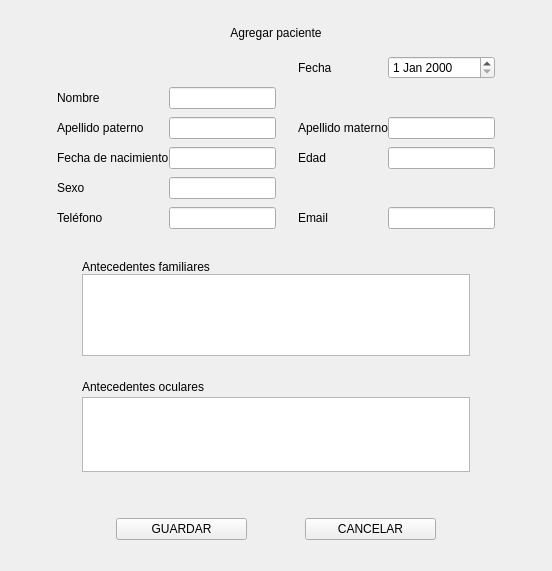
First picture: the form in Agregar_Paciente.ui, repository Matapuercos666/OPTICA, before the edit.
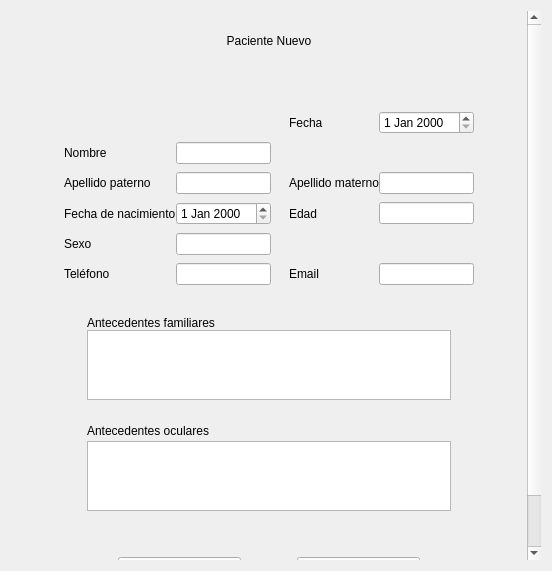
Second picture: the form after the edit.

```diff
--- a/Agregar_Paciente.ui
+++ b/Agregar_Paciente.ui
@@ -14,79 +14,42 @@
    <string>Agregar paciente</string>
   </property>
   <layout class="QGridLayout" name="gridLayout_2">
-   <item row="2" column="0" colspan="2">
-    <layout class="QGridLayout" name="Botones" columnstretch="4,5,2,5,4">
+   <item row="0" column="0">
+    <widget class="QScrollArea" name="scrollArea">
+     <property name="frameShape">
+      <enum>QFrame::Shape::NoFrame</enum>
+     </property>
+     <property name="frameShadow">
+      <enum>QFrame::Shadow::Plain</enum>
+     </property>
+     <property name="lineWidth">
+      <number>0</number>
+     </property>
+     <property name="widgetResizable">
+      <bool>true</bool>
+     </property>
+     <widget class="QWidget" name="scrollAreaWidgetContents">
+      <property name="geometry">
+       <rect>
+        <x>0</x>
+        <y>0</y>
+        <width>517</width>
+        <height>632</height>
+       </rect>
+      </property>
+      <layout class="QGridLayout" name="gridLayout_3">
      <property name="topMargin">
-      <number>25</number>
+        <number>20</number>
      </property>
      <property name="bottomMargin">
       <number>20</number>
      </property>
-     <item row="1" column="1">
-      <widget class="QPushButton" name="AGREGAR">
-       <property name="contextMenuPolicy">
-        <enum>Qt::ContextMenuPolicy::DefaultContextMenu</enum>
-       </property>
-       <property name="text">
-        <string>GUARDAR</string>
-       </property>
-       <property name="autoDefault">
-        <bool>false</bool>
-       </property>
-      </widget>
-     </item>
-     <item row="1" column="3">
-      <widget class="QPushButton" name="CANCELAR">
-       <property name="text">
-        <string>CANCELAR</string>
-       </property>
-       <property name="autoDefault">
-        <bool>false</bool>
-       </property>
-      </widget>
-     </item>
-     <item row="1" column="2">
-      <spacer name="horizontalSpacer_3">
-       <property name="orientation">
-        <enum>Qt::Orientation::Horizontal</enum>
-       </property>
-       <property name="sizeHint" stdset="0">
-        <size>
-         <width>40</width>
-         <height>20</height>
-        </size>
-       </property>
-      </spacer>
-     </item>
+       <item row="0" column="0">
+        <layout class="QGridLayout" name="gridLayout">
+         <property name="topMargin">
+          <number>0</number>
+         </property>
      <item row="1" column="0">
-      <spacer name="horizontalSpacer_5">
-       <property name="orientation">
-        <enum>Qt::Orientation::Horizontal</enum>
-       </property>
-       <property name="sizeHint" stdset="0">
-        <size>
-         <width>40</width>
-         <height>20</height>
-        </size>
-       </property>
-      </spacer>
-     </item>
-     <item row="1" column="4">
-      <spacer name="horizontalSpacer_4">
-       <property name="orientation">
-        <enum>Qt::Orientation::Horizontal</enum>
-       </property>
-       <property name="sizeHint" stdset="0">
-        <size>
-         <width>40</width>
-         <height>20</height>
-        </size>
-       </property>
-      </spacer>
-     </item>
-    </layout>
-   </item>
-   <item row="0" column="0" rowspan="2" colspan="2">
     <layout class="QGridLayout" name="Info_gral">
      <property name="leftMargin">
       <number>15</number>
@@ -103,7 +66,126 @@
      <property name="horizontalSpacing">
       <number>60</number>
      </property>
+           <item row="8" column="0">
+            <layout class="QGridLayout" name="gridLayout_12" columnstretch="1,7,1">
+             <property name="topMargin">
+              <number>15</number>
+             </property>
      <item row="1" column="0">
+              <spacer name="horizontalSpacer">
+               <property name="orientation">
+                <enum>Qt::Orientation::Horizontal</enum>
+               </property>
+               <property name="sizeHint" stdset="0">
+                <size>
+                 <width>40</width>
+                 <height>20</height>
+                </size>
+               </property>
+              </spacer>
+             </item>
+             <item row="0" column="1">
+              <widget class="QLabel" name="Antecedentes">
+               <property name="text">
+                <string>Antecedentes familiares</string>
+               </property>
+              </widget>
+             </item>
+             <item row="1" column="1">
+              <widget class="QTextEdit" name="ANTECEDENTES">
+               <property name="verticalScrollBarPolicy">
+                <enum>Qt::ScrollBarPolicy::ScrollBarAlwaysOff</enum>
+               </property>
+               <property name="horizontalScrollBarPolicy">
+                <enum>Qt::ScrollBarPolicy::ScrollBarAlwaysOff</enum>
+               </property>
+               <property name="sizeAdjustPolicy">
+                <enum>QAbstractScrollArea::SizeAdjustPolicy::AdjustToContentsOnFirstShow</enum>
+               </property>
+              </widget>
+             </item>
+             <item row="1" column="2">
+              <spacer name="horizontalSpacer_2">
+               <property name="orientation">
+                <enum>Qt::Orientation::Horizontal</enum>
+               </property>
+               <property name="sizeHint" stdset="0">
+                <size>
+                 <width>40</width>
+                 <height>20</height>
+                </size>
+               </property>
+              </spacer>
+             </item>
+            </layout>
+           </item>
+           <item row="9" column="0">
+            <layout class="QGridLayout" name="gridLayout_11" rowstretch="1,5" columnstretch="1,7,1">
+             <property name="topMargin">
+              <number>15</number>
+             </property>
+             <item row="1" column="1">
+              <widget class="QTextEdit" name="ANTECEDENTES_O">
+               <property name="verticalScrollBarPolicy">
+                <enum>Qt::ScrollBarPolicy::ScrollBarAlwaysOff</enum>
+               </property>
+               <property name="horizontalScrollBarPolicy">
+                <enum>Qt::ScrollBarPolicy::ScrollBarAlwaysOff</enum>
+               </property>
+               <property name="sizeAdjustPolicy">
+                <enum>QAbstractScrollArea::SizeAdjustPolicy::AdjustToContentsOnFirstShow</enum>
+               </property>
+               <property name="html">
+                <string>&lt;!DOCTYPE HTML PUBLIC &quot;-//W3C//DTD HTML 4.0//EN&quot; &quot;http://www.w3.org/TR/REC-html40/strict.dtd&quot;&gt;
+&lt;html&gt;&lt;head&gt;&lt;meta name=&quot;qrichtext&quot; content=&quot;1&quot; /&gt;&lt;meta charset=&quot;utf-8&quot; /&gt;&lt;style type=&quot;text/css&quot;&gt;
+p, li { white-space: pre-wrap; }
+hr { height: 1px; border-width: 0; }
+li.unchecked::marker { content: &quot;\2610&quot;; }
+li.checked::marker { content: &quot;\2612&quot;; }
+&lt;/style&gt;&lt;/head&gt;&lt;body style=&quot; font-family:'Segoe UI'; font-size:9pt; font-weight:400; font-style:normal;&quot;&gt;
+&lt;p align=&quot;justify&quot; style=&quot;-qt-paragraph-type:empty; margin-top:0px; margin-bottom:0px; margin-left:0px; margin-right:0px; -qt-block-indent:0; text-indent:0px;&quot;&gt;&lt;br /&gt;&lt;/p&gt;&lt;/body&gt;&lt;/html&gt;</string>
+               </property>
+               <property name="tabStopDistance">
+                <double>1.000000000000000</double>
+               </property>
+              </widget>
+             </item>
+             <item row="1" column="0">
+              <spacer name="horizontalSpacer_6">
+               <property name="orientation">
+                <enum>Qt::Orientation::Horizontal</enum>
+               </property>
+               <property name="sizeHint" stdset="0">
+                <size>
+                 <width>40</width>
+                 <height>20</height>
+                </size>
+               </property>
+              </spacer>
+             </item>
+             <item row="0" column="1">
+              <widget class="QLabel" name="AntecedentesO">
+               <property name="text">
+                <string>Antecedentes oculares</string>
+               </property>
+              </widget>
+             </item>
+             <item row="0" column="2">
+              <spacer name="horizontalSpacer_7">
+               <property name="orientation">
+                <enum>Qt::Orientation::Horizontal</enum>
+               </property>
+               <property name="sizeHint" stdset="0">
+                <size>
+                 <width>40</width>
+                 <height>20</height>
+                </size>
+               </property>
+              </spacer>
+             </item>
+            </layout>
+           </item>
+           <item row="7" column="0">
       <layout class="QGridLayout" name="gridLayout_10" columnstretch="1,4,5,1,4,5,1">
        <property name="sizeConstraint">
         <enum>QLayout::SizeConstraint::SetDefaultConstraint</enum>
@@ -213,9 +295,6 @@
          </property>
         </spacer>
        </item>
-       <item row="7" column="2">
-        <widget class="QLineEdit" name="NACIMIENTO"/>
-       </item>
        <item row="5" column="1">
         <widget class="QLabel" name="Nombre">
          <property name="enabled">
@@ -261,140 +340,145 @@
         </widget>
        </item>
        <item row="4" column="5">
-        <widget class="QDateEdit" name="dateEdit"/>
-       </item>
-      </layout>
-     </item>
-     <item row="3" column="0">
-      <layout class="QGridLayout" name="gridLayout_11" rowstretch="1,5" columnstretch="1,7,1">
-       <property name="topMargin">
-        <number>15</number>
-       </property>
-       <item row="1" column="1">
-        <widget class="QTextEdit" name="ANTECEDENTES_O">
-         <property name="verticalScrollBarPolicy">
-          <enum>Qt::ScrollBarPolicy::ScrollBarAlwaysOff</enum>
-         </property>
-         <property name="horizontalScrollBarPolicy">
-          <enum>Qt::ScrollBarPolicy::ScrollBarAlwaysOff</enum>
-         </property>
-         <property name="sizeAdjustPolicy">
-          <enum>QAbstractScrollArea::SizeAdjustPolicy::AdjustToContentsOnFirstShow</enum>
-         </property>
-         <property name="html">
-          <string>&lt;!DOCTYPE HTML PUBLIC &quot;-//W3C//DTD HTML 4.0//EN&quot; &quot;http://www.w3.org/TR/REC-html40/strict.dtd&quot;&gt;
-&lt;html&gt;&lt;head&gt;&lt;meta name=&quot;qrichtext&quot; content=&quot;1&quot; /&gt;&lt;meta charset=&quot;utf-8&quot; /&gt;&lt;style type=&quot;text/css&quot;&gt;
-p, li { white-space: pre-wrap; }
-hr { height: 1px; border-width: 0; }
-li.unchecked::marker { content: &quot;\2610&quot;; }
-li.checked::marker { content: &quot;\2612&quot;; }
-&lt;/style&gt;&lt;/head&gt;&lt;body style=&quot; font-family:'Segoe UI'; font-size:9pt; font-weight:400; font-style:normal;&quot;&gt;
-&lt;p align=&quot;justify&quot; style=&quot;-qt-paragraph-type:empty; margin-top:0px; margin-bottom:0px; margin-left:0px; margin-right:0px; -qt-block-indent:0; text-indent:0px;&quot;&gt;&lt;br /&gt;&lt;/p&gt;&lt;/body&gt;&lt;/html&gt;</string>
-         </property>
-         <property name="tabStopDistance">
-          <double>1.000000000000000</double>
-         </property>
-        </widget>
-       </item>
-       <item row="1" column="0">
-        <spacer name="horizontalSpacer_6">
-         <property name="orientation">
-          <enum>Qt::Orientation::Horizontal</enum>
-         </property>
-         <property name="sizeHint" stdset="0">
-          <size>
-           <width>40</width>
-           <height>20</height>
-          </size>
-         </property>
-        </spacer>
-       </item>
-       <item row="0" column="1">
-        <widget class="QLabel" name="AntecedentesO">
-         <property name="text">
-          <string>Antecedentes oculares</string>
-         </property>
-        </widget>
-       </item>
-       <item row="0" column="2">
-        <spacer name="horizontalSpacer_7">
-         <property name="orientation">
-          <enum>Qt::Orientation::Horizontal</enum>
-         </property>
-         <property name="sizeHint" stdset="0">
-          <size>
-           <width>40</width>
-           <height>20</height>
-          </size>
-         </property>
-        </spacer>
-       </item>
-      </layout>
-     </item>
-     <item row="2" column="0">
-      <layout class="QGridLayout" name="gridLayout_12" columnstretch="1,7,1">
-       <property name="topMargin">
-        <number>15</number>
-       </property>
-       <item row="1" column="0">
-        <spacer name="horizontalSpacer">
-         <property name="orientation">
-          <enum>Qt::Orientation::Horizontal</enum>
-         </property>
-         <property name="sizeHint" stdset="0">
-          <size>
-           <width>40</width>
-           <height>20</height>
-          </size>
-         </property>
-        </spacer>
-       </item>
-       <item row="0" column="1">
-        <widget class="QLabel" name="Antecedentes">
-         <property name="text">
-          <string>Antecedentes familiares</string>
-         </property>
-        </widget>
-       </item>
-       <item row="1" column="1">
-        <widget class="QTextEdit" name="ANTECEDENTES">
-         <property name="verticalScrollBarPolicy">
-          <enum>Qt::ScrollBarPolicy::ScrollBarAlwaysOff</enum>
-         </property>
-         <property name="horizontalScrollBarPolicy">
-          <enum>Qt::ScrollBarPolicy::ScrollBarAlwaysOff</enum>
-         </property>
-         <property name="sizeAdjustPolicy">
-          <enum>QAbstractScrollArea::SizeAdjustPolicy::AdjustToContentsOnFirstShow</enum>
-         </property>
-        </widget>
-       </item>
-       <item row="1" column="2">
-        <spacer name="horizontalSpacer_2">
-         <property name="orientation">
-          <enum>Qt::Orientation::Horizontal</enum>
-         </property>
-         <property name="sizeHint" stdset="0">
-          <size>
-           <width>40</width>
-           <height>20</height>
-          </size>
-         </property>
-        </spacer>
+              <widget class="QDateEdit" name="FECHA_2"/>
+             </item>
+             <item row="7" column="2">
+              <widget class="QDateEdit" name="NACIMIENTO"/>
+             </item>
+            </layout>
        </item>
       </layout>
      </item>
      <item row="0" column="0">
+          <layout class="QGridLayout" name="Titulo" columnstretch="2,5,2">
+           <property name="topMargin">
+            <number>0</number>
+           </property>
+           <property name="verticalSpacing">
+            <number>15</number>
+           </property>
+           <item row="0" column="1">
       <widget class="QLabel" name="Titulo2">
        <property name="text">
-        <string>Agregar paciente</string>
+              <string>Paciente Nuevo</string>
        </property>
        <property name="alignment">
         <set>Qt::AlignmentFlag::AlignCenter</set>
        </property>
       </widget>
      </item>
-    </layout>
+           <item row="1" column="1">
+            <widget class="QLabel" name="UsuarioActual">
+             <property name="text">
+              <string/>
+             </property>
+            </widget>
+           </item>
+           <item row="0" column="0">
+            <spacer name="horizontalSpacer_8">
+             <property name="orientation">
+              <enum>Qt::Orientation::Horizontal</enum>
+             </property>
+             <property name="sizeHint" stdset="0">
+              <size>
+               <width>40</width>
+               <height>20</height>
+              </size>
+             </property>
+            </spacer>
+           </item>
+           <item row="0" column="2">
+            <spacer name="horizontalSpacer_9">
+             <property name="orientation">
+              <enum>Qt::Orientation::Horizontal</enum>
+             </property>
+             <property name="sizeHint" stdset="0">
+              <size>
+               <width>40</width>
+               <height>20</height>
+              </size>
+             </property>
+            </spacer>
+           </item>
+          </layout>
+         </item>
+         <item row="2" column="0">
+          <layout class="QGridLayout" name="Botones" columnstretch="4,5,2,5,4">
+           <property name="topMargin">
+            <number>25</number>
+           </property>
+           <property name="bottomMargin">
+            <number>20</number>
+           </property>
+           <item row="1" column="1">
+            <widget class="QPushButton" name="AGREGAR">
+             <property name="contextMenuPolicy">
+              <enum>Qt::ContextMenuPolicy::DefaultContextMenu</enum>
+             </property>
+             <property name="text">
+              <string>GUARDAR</string>
+             </property>
+             <property name="autoDefault">
+              <bool>false</bool>
+             </property>
+            </widget>
+           </item>
+           <item row="1" column="3">
+            <widget class="QPushButton" name="CANCELAR">
+             <property name="text">
+              <string>CANCELAR</string>
+             </property>
+             <property name="autoDefault">
+              <bool>false</bool>
+             </property>
+            </widget>
+           </item>
+           <item row="1" column="2">
+            <spacer name="horizontalSpacer_3">
+             <property name="orientation">
+              <enum>Qt::Orientation::Horizontal</enum>
+             </property>
+             <property name="sizeHint" stdset="0">
+              <size>
+               <width>40</width>
+               <height>20</height>
+              </size>
+             </property>
+            </spacer>
+           </item>
+           <item row="1" column="0">
+            <spacer name="horizontalSpacer_5">
+             <property name="orientation">
+              <enum>Qt::Orientation::Horizontal</enum>
+             </property>
+             <property name="sizeHint" stdset="0">
+              <size>
+               <width>40</width>
+               <height>20</height>
+              </size>
+             </property>
+            </spacer>
+           </item>
+           <item row="1" column="4">
+            <spacer name="horizontalSpacer_4">
+             <property name="orientation">
+              <enum>Qt::Orientation::Horizontal</enum>
+             </property>
+             <property name="sizeHint" stdset="0">
+              <size>
+               <width>40</width>
+               <height>20</height>
+              </size>
+             </property>
+            </spacer>
+           </item>
+          </layout>
+         </item>
+        </layout>
+       </item>
+      </layout>
+     </widget>
+    </widget>
    </item>
   </layout>
  </widget>
```
Left out of the diff: 2 changed lines with no effect on the pictures. Lines whose indentation alone changed are shown as unchanged.
